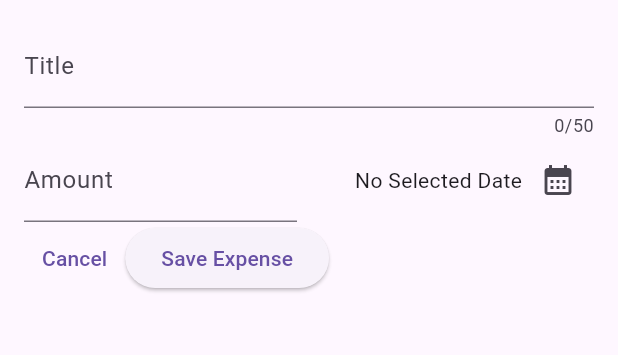
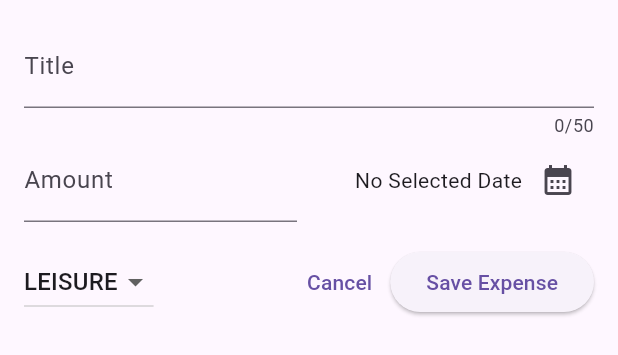
Before and after one commit to demonking15543/expense_tracker, a Flutter app: the NewExpense widget shown alone on an empty page, opened directly, on a phone screen of 412 x 824 dp. Shown: the top 355 px of the screen. Run offline on Flutter 3.47's test engine with Material 2 defaults, Android fonts, the phone set to English and light mode, and no system bars.

Commit message:
category dropdown added

```diff
--- a/lib/widgets/new_expense.dart
+++ b/lib/widgets/new_expense.dart
@@ -1,6 +1,6 @@
 import 'package:flutter/material.dart';
 import 'package:intl/intl.dart';
-
+import 'package:expense_tracker/modals/expense.dart';
 final formatter = DateFormat.yMd();
 class NewExpense extends StatefulWidget{
 
@@ -24,6 +24,7 @@ class _NewStateExpense extends State<NewExpense>{
   final _titleController = TextEditingController();
  final _amountController = TextEditingController();
  DateTime? _selectedDate;
+ Category _selectedCategory = Category.leisure;
 
 void _presentDatePicker  () async{
   final now = DateTime.now();
@@ -88,15 +89,33 @@ void _presentDatePicker  () async{
 
    ],),
 
+        const SizedBox(height: 16,),
 
         Row(children: [
+          DropdownButton(
+            value: _selectedCategory,
+            items: Category.values.map(
+              (category) =>DropdownMenuItem(
+                value: category,
+                child: Text(
+                  category.name.toUpperCase())) ).toList(), onChanged: (value){
+                   setState(() {
+                    if(value==null){
+                      return;
+                    }
+                     _selectedCategory=value;
+                   });
+                  }),
+                  const Spacer(),
           TextButton(onPressed: (){
             Navigator.pop(context);
           }, child: const Text("Cancel")),
           ElevatedButton(onPressed: (){
+
             print(_titleController.text);
             print(_amountController.text);
             print(_selectedDate);
+            print(_selectedCategory);
           }, child: const Text("Save Expense"))
         ],)
       ],
```
